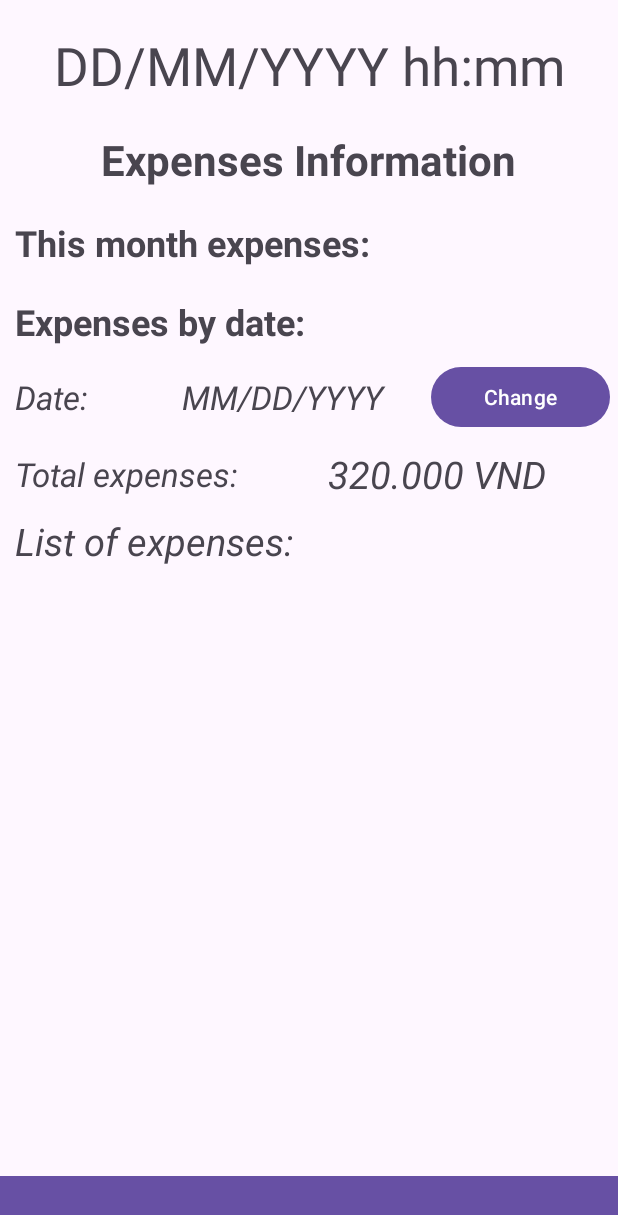
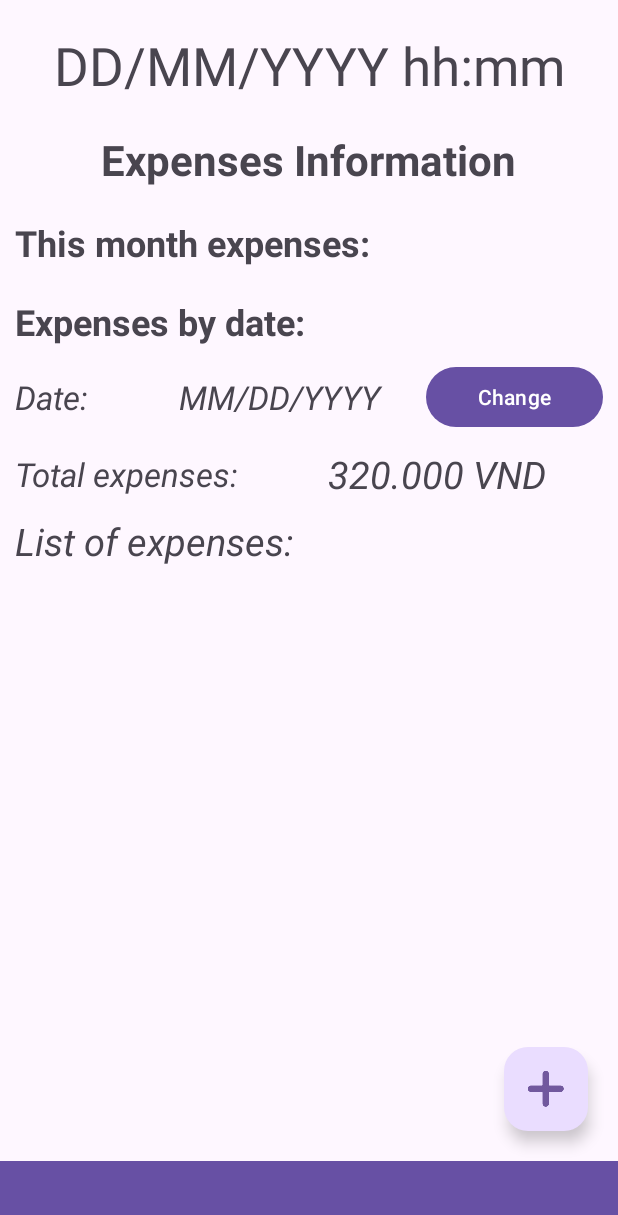
Before and after one commit to harouzie/midterm, an Android app: the layout activity_main.xml on its own in the app's theme, with its tools: preview values and no code run, on a phone screen of 412 x 824 dp. Shown: the top 1215 px of the screen. Run offline under Robolectric (Android 15) with nearby library versions, the phone set to English and light mode, and no system bars.

Commit message:
[DEV] Amend commit - Add Floating Action Button back

```diff
--- a/app/src/main/res/layout/activity_main.xml
+++ b/app/src/main/res/layout/activity_main.xml
@@ -11,12 +11,11 @@
         android:layout_width="wrap_content"
         android:layout_height="wrap_content"
         android:layout_alignParentTop="true"
+        android:layout_centerInParent="true"
         android:layout_marginTop="20dp"
         android:gravity="center"
-        android:layout_centerInParent="true"
-        android:textSize="35dp"
         android:text="DD/MM/YYYY hh:mm"
-    />
+        android:textSize="35sp" />
 
     <TextView
         android:id="@+id/infoTitle"
@@ -27,30 +26,33 @@
         android:layout_marginTop="20dp"
         android:gravity="center"
         android:text="@string/infoTitle"
-        android:textSize="28dp"
-        android:textStyle="bold"></TextView>
-
+        android:textSize="28sp"
+        android:textStyle="bold" />
+    <!--
+    TODO:  set up weighted layout so that all the info aligned
+    -->
     <TextView
         android:id="@+id/thisMonthExpInfo"
         android:layout_width="wrap_content"
         android:layout_height="wrap_content"
         android:layout_below="@id/infoTitle"
         android:layout_marginTop="20dp"
-        android:layout_marginLeft="10dp"
+        android:layout_marginStart="10dp"
         android:text="@string/monthInfo"
-        android:textSize="24dp"
-        android:textStyle="bold"></TextView>
+        android:textSize="24sp"
+        android:textStyle="bold" />
 
+    <!-- TODO: /hrz I think this should change to average spent amount  -->
     <TextView
         android:id="@+id/dateExpInfo"
         android:layout_width="wrap_content"
         android:layout_height="wrap_content"
         android:layout_below="@id/thisMonthExpInfo"
         android:layout_marginTop="20dp"
-        android:layout_marginLeft="10dp"
+        android:layout_marginStart="10dp"
         android:text="@string/dateInfoTitle"
-        android:textSize="24dp"
-        android:textStyle="bold"></TextView>
+        android:textSize="24sp"
+        android:textStyle="bold" />
 
     <LinearLayout
         android:id="@+id/dateLayout"
@@ -58,7 +60,8 @@
         android:layout_width="match_parent"
         android:layout_height="wrap_content"
         android:layout_marginTop="10dp"
-        android:layout_marginLeft="10dp">
+        android:layout_marginStart="10dp"
+        android:layout_marginEnd="10dp">
 
         <TextView
             android:id="@+id/pickedDateTitle"
@@ -66,9 +69,9 @@
             android:layout_height="wrap_content"
             android:layout_gravity="center"
             android:text="@string/selectedDateTitle"
-            android:textSize="22dp"
+            android:textSize="22sp"
             android:textStyle="italic"
-            android:layout_weight="2"></TextView>
+            android:layout_weight="2" />
 
         <TextView
             android:id="@+id/selectedDate"
@@ -77,11 +80,11 @@
             android:layout_gravity="center"
             android:gravity="center"
             android:text="@string/selectedDate"
-            android:textSize="22dp"
+            android:textSize="22sp"
             android:textStyle="italic"
-            android:layout_weight="5"></TextView>
+            android:layout_weight="5" />
 
-
+        <!--TODO: what the purpose of adding date here? -->
         <Button
             android:id="@+id/changeDateButton"
             android:layout_width="0dp"
@@ -89,8 +92,7 @@
             android:layout_gravity="center"
             android:text="@string/dateSelect"
             android:maxLines="1"
-            android:layout_marginRight="5dp"
-            android:layout_weight="3"></Button>
+            android:layout_weight="3" />
 
     </LinearLayout>
 
@@ -101,16 +103,17 @@
         android:layout_height="wrap_content"
         android:layout_marginTop="10dp"
         android:layout_marginLeft="10dp">
-
+        <!-- TODO: total expenses from start of the month till today?
+        or today total expense? -->
         <TextView
             android:id="@+id/expOnDateTitle"
             android:layout_width="0dp"
             android:layout_height="wrap_content"
             android:layout_gravity="center"
             android:text="@string/expenses"
-            android:textSize="22dp"
+            android:textSize="22sp"
             android:textStyle="italic"
-            android:layout_weight="4"></TextView>
+            android:layout_weight="4" />
 
         <TextView
             android:id="@+id/expOnDateValue"
@@ -118,10 +121,10 @@
             android:layout_height="wrap_content"
             android:layout_gravity="center"
             android:text="320.000 VND"
-            android:textSize="25dp"
+            android:textSize="25sp"
             android:textStyle="italic"
             android:gravity="center"
-            android:layout_weight="6"></TextView>
+            android:layout_weight="6" />
 
     </LinearLayout>
 
@@ -133,12 +136,12 @@
         android:layout_marginTop="10dp"
         android:layout_marginLeft="10dp"
         android:text="@string/expListTitle"
-        android:textSize="25dp"
+        android:textSize="25sp"
         android:textStyle="italic"
-        android:gravity="center"></TextView>
+        android:gravity="center" />
 
 
-    <ListView
+    <androidx.recyclerview.widget.RecyclerView
         android:id="@+id/expListOnDate"
         android:layout_width="wrap_content"
         android:layout_height="0dp"
@@ -146,15 +149,32 @@
         android:layout_above="@id/toolbar"
         android:layout_marginTop="20dp"
         android:layout_marginLeft="10dp"
-        android:layout_marginRight="10dp"></ListView>
+        android:layout_marginRight="10dp"
+        android:layout_marginBottom="10dp">
+    </androidx.recyclerview.widget.RecyclerView>
 
     <androidx.appcompat.widget.Toolbar
         android:id="@+id/toolbar"
         android:layout_width="match_parent"
-        android:layout_height="40dp"
+        android:layout_height="50dp"
         android:layout_alignParentBottom="true"
         android:background="?attr/colorPrimary"
         android:elevation="4dp"
-        android:theme="@style/ThemeOverlay.AppCompat.ActionBar"></androidx.appcompat.widget.Toolbar>
+        android:theme="@style/ThemeOverlay.AppCompat.ActionBar" />
 
+    <com.google.android.material.floatingactionbutton.FloatingActionButton
+        android:id="@+id/fab"
+        android:layout_width="wrap_content"
+        android:layout_height="wrap_content"
+        android:src="@drawable/ic_fab"
+        app:rippleColor="@color/black"
+        android:layout_above="@id/toolbar"
+        android:layout_alignParentEnd="true"
+        android:layout_gravity="end|bottom"
+        android:layout_marginStart="20dp"
+        android:layout_marginTop="20dp"
+        android:layout_marginEnd="20dp"
+        android:layout_marginBottom="20dp"
+        android:contentDescription="add new transaction"
+        app:fabSize="auto" />
 </RelativeLayout>
--- /dev/null
+++ b/app/src/main/res/values-night/strings.xml
@@ -0,0 +1,2 @@
+<?xml version="1.0" encoding="utf-8"?>
+<resources></resources>
```
Also changed, not shown: app/src/main/java/tdtu/fit/hrz/midterm/MainActivity.java (+30 -1 lines), app/src/main/java/tdtu/fit/hrz/midterm/TransactionListAdapter.java (added, +81 -0 lines), app/src/main/java/tdtu/fit/hrz/midterm/entity/Transaction.java (+62 -1 lines), app/src/main/java/tdtu/fit/hrz/midterm/entity/TransactionCategory.java (added, +13 -0 lines), app/src/main/res/layout/transactionlist_item.xml (added, +36 -0 lines).
